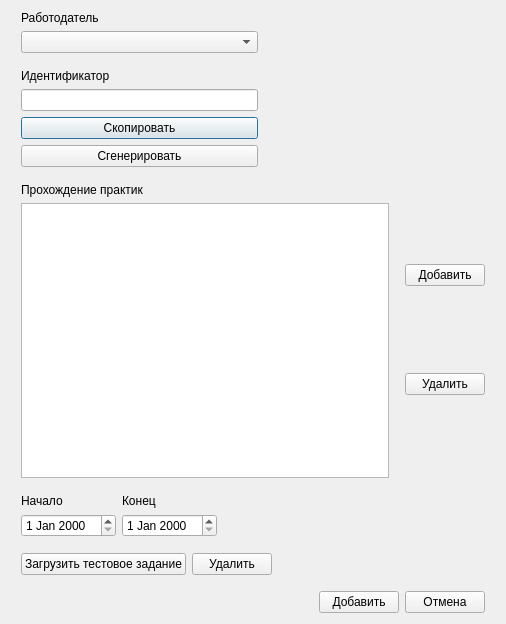
7enSmile/clientVKR, file ui/practicewindow.ui: the form before one commit.
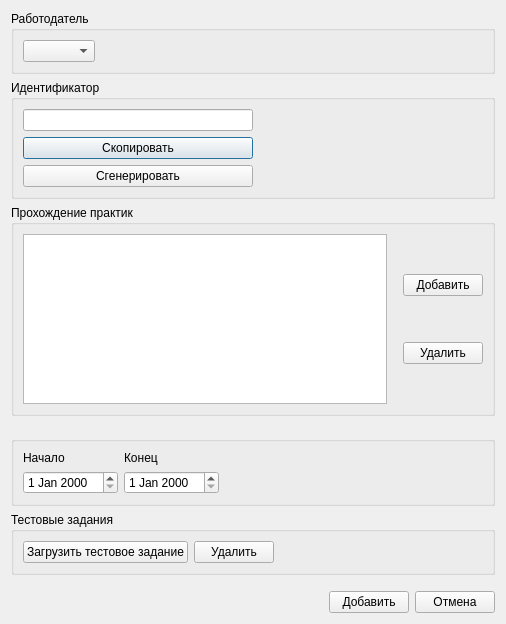
The form after the commit.

```diff
--- a/ui/practicewindow.ui
+++ b/ui/practicewindow.ui
@@ -15,60 +15,38 @@
   </property>
   <layout class="QVBoxLayout" name="verticalLayout_8">
    <item>
-    <layout class="QHBoxLayout" name="horizontalLayout_4">
-     <item>
-      <spacer name="horizontalSpacer_7">
-       <property name="orientation">
-        <enum>Qt::Horizontal</enum>
-       </property>
-       <property name="sizeType">
-        <enum>QSizePolicy::Fixed</enum>
-       </property>
-       <property name="sizeHint" stdset="0">
-        <size>
-         <width>10</width>
-         <height>20</height>
-        </size>
-       </property>
-      </spacer>
-     </item>
-     <item>
-      <layout class="QVBoxLayout" name="verticalLayout_3">
-       <item>
-        <widget class="QLabel" name="label">
-         <property name="text">
+    <widget class="QGroupBox" name="groupBox">
+     <property name="title">
           <string>Работодатель</string>
          </property>
-        </widget>
-       </item>
+     <layout class="QHBoxLayout" name="horizontalLayout_8">
        <item>
         <widget class="QComboBox" name="comboBox"/>
        </item>
        <item>
-        <layout class="QVBoxLayout" name="verticalLayout_2">
-         <item>
-          <spacer name="verticalSpacer_5">
+       <spacer name="horizontalSpacer_5">
            <property name="orientation">
-            <enum>Qt::Vertical</enum>
-           </property>
-           <property name="sizeType">
-            <enum>QSizePolicy::Fixed</enum>
+         <enum>Qt::Horizontal</enum>
            </property>
            <property name="sizeHint" stdset="0">
             <size>
-             <width>10</width>
-             <height>10</height>
+          <width>383</width>
+          <height>20</height>
             </size>
            </property>
           </spacer>
          </item>
+     </layout>
+    </widget>
+   </item>
          <item>
-          <widget class="QLabel" name="label_2">
-           <property name="text">
+    <widget class="QGroupBox" name="groupBox_2">
+     <property name="title">
             <string>Идентификатор</string>
            </property>
-          </widget>
-         </item>
+     <layout class="QHBoxLayout" name="horizontalLayout_6">
+      <item>
+       <layout class="QVBoxLayout" name="verticalLayout_2">
          <item>
           <widget class="QLineEdit" name="lineEditCustomId"/>
          </item>
@@ -88,8 +66,6 @@
          </item>
         </layout>
        </item>
-      </layout>
-     </item>
      <item>
       <spacer name="horizontalSpacer_6">
        <property name="orientation">
@@ -107,50 +83,16 @@
       </spacer>
      </item>
     </layout>
+    </widget>
    </item>
    <item>
-    <spacer name="verticalSpacer_2">
-     <property name="orientation">
-      <enum>Qt::Vertical</enum>
-     </property>
-     <property name="sizeType">
-      <enum>QSizePolicy::Fixed</enum>
-     </property>
-     <property name="sizeHint" stdset="0">
-      <size>
-       <width>20</width>
-       <height>10</height>
-      </size>
-     </property>
-    </spacer>
-   </item>
-   <item>
-    <layout class="QHBoxLayout" name="horizontalLayout">
-     <item>
-      <spacer name="horizontalSpacer_8">
-       <property name="orientation">
-        <enum>Qt::Horizontal</enum>
-       </property>
-       <property name="sizeType">
-        <enum>QSizePolicy::Fixed</enum>
-       </property>
-       <property name="sizeHint" stdset="0">
-        <size>
-         <width>10</width>
-         <height>20</height>
-        </size>
-       </property>
-      </spacer>
-     </item>
-     <item>
-      <layout class="QVBoxLayout" name="verticalLayout_4">
-       <item>
-        <widget class="QLabel" name="label_6">
-         <property name="text">
+    <widget class="QGroupBox" name="groupBox_3">
+     <property name="title">
           <string>Прохождение практик</string>
          </property>
-        </widget>
-       </item>
+     <layout class="QHBoxLayout" name="horizontalLayout_4">
+      <item>
+       <layout class="QVBoxLayout" name="verticalLayout_4">
        <item>
         <widget class="QTableView" name="tableViewPassingPractice">
          <attribute name="horizontalHeaderVisible">
@@ -197,58 +139,17 @@
        </item>
       </layout>
      </item>
-     <item>
-      <spacer name="horizontalSpacer_5">
-       <property name="orientation">
-        <enum>Qt::Horizontal</enum>
-       </property>
-       <property name="sizeType">
-        <enum>QSizePolicy::Fixed</enum>
-       </property>
-       <property name="sizeHint" stdset="0">
-        <size>
-         <width>10</width>
-         <height>20</height>
-        </size>
-       </property>
-      </spacer>
-     </item>
-    </layout>
+     </layout>
+    </widget>
    </item>
    <item>
-    <spacer name="verticalSpacer">
-     <property name="orientation">
-      <enum>Qt::Vertical</enum>
+    <widget class="QGroupBox" name="groupBox_4">
+     <property name="title">
+      <string> </string>
      </property>
-     <property name="sizeType">
-      <enum>QSizePolicy::Fixed</enum>
-     </property>
-     <property name="sizeHint" stdset="0">
-      <size>
-       <width>20</width>
-       <height>10</height>
-      </size>
-     </property>
-    </spacer>
-   </item>
+     <layout class="QHBoxLayout" name="horizontalLayout">
    <item>
     <layout class="QHBoxLayout" name="horizontalLayout_2">
-     <item>
-      <spacer name="horizontalSpacer_9">
-       <property name="orientation">
-        <enum>Qt::Horizontal</enum>
-       </property>
-       <property name="sizeType">
-        <enum>QSizePolicy::Fixed</enum>
-       </property>
-       <property name="sizeHint" stdset="0">
-        <size>
-         <width>10</width>
-         <height>20</height>
-        </size>
-       </property>
-      </spacer>
-     </item>
      <item>
       <layout class="QVBoxLayout" name="verticalLayout_6">
        <item>
@@ -292,42 +193,19 @@
      </item>
     </layout>
    </item>
-   <item>
-    <spacer name="verticalSpacer_4">
-     <property name="orientation">
-      <enum>Qt::Vertical</enum>
-     </property>
-     <property name="sizeType">
-      <enum>QSizePolicy::Fixed</enum>
-     </property>
-     <property name="sizeHint" stdset="0">
-      <size>
-       <width>20</width>
-       <height>10</height>
-      </size>
-     </property>
-    </spacer>
+     </layout>
+    </widget>
    </item>
+   <item>
+    <widget class="QGroupBox" name="groupBox_5">
+     <property name="title">
+      <string>Тестовые задания</string>
+     </property>
+     <layout class="QHBoxLayout" name="horizontalLayout_7">
    <item>
     <layout class="QVBoxLayout" name="verticalLayout">
      <item>
       <layout class="QHBoxLayout" name="horizontalLayout_5">
-       <item>
-        <spacer name="horizontalSpacer_11">
-         <property name="orientation">
-          <enum>Qt::Horizontal</enum>
-         </property>
-         <property name="sizeType">
-          <enum>QSizePolicy::Fixed</enum>
-         </property>
-         <property name="sizeHint" stdset="0">
-          <size>
-           <width>10</width>
-           <height>20</height>
-          </size>
-         </property>
-        </spacer>
-       </item>
        <item>
         <widget class="QPushButton" name="pushButtonTest">
          <property name="maximumSize">
@@ -365,6 +243,9 @@
      </item>
     </layout>
    </item>
+     </layout>
+    </widget>
+   </item>
    <item>
     <spacer name="verticalSpacer_3">
      <property name="orientation">
@@ -410,22 +291,6 @@
        </property>
       </widget>
      </item>
-     <item>
-      <spacer name="horizontalSpacer_3">
-       <property name="orientation">
-        <enum>Qt::Horizontal</enum>
-       </property>
-       <property name="sizeType">
-        <enum>QSizePolicy::Fixed</enum>
-       </property>
-       <property name="sizeHint" stdset="0">
-        <size>
-         <width>10</width>
-         <height>20</height>
-        </size>
-       </property>
-      </spacer>
-     </item>
     </layout>
    </item>
   </layout>
```
Lines whose indentation alone changed are shown as unchanged.
